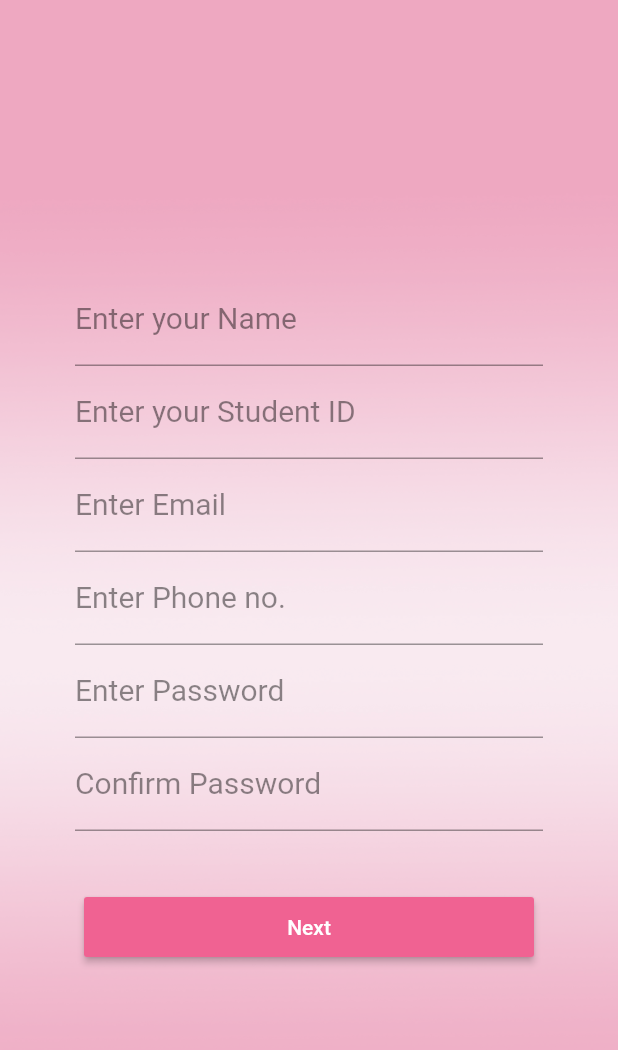
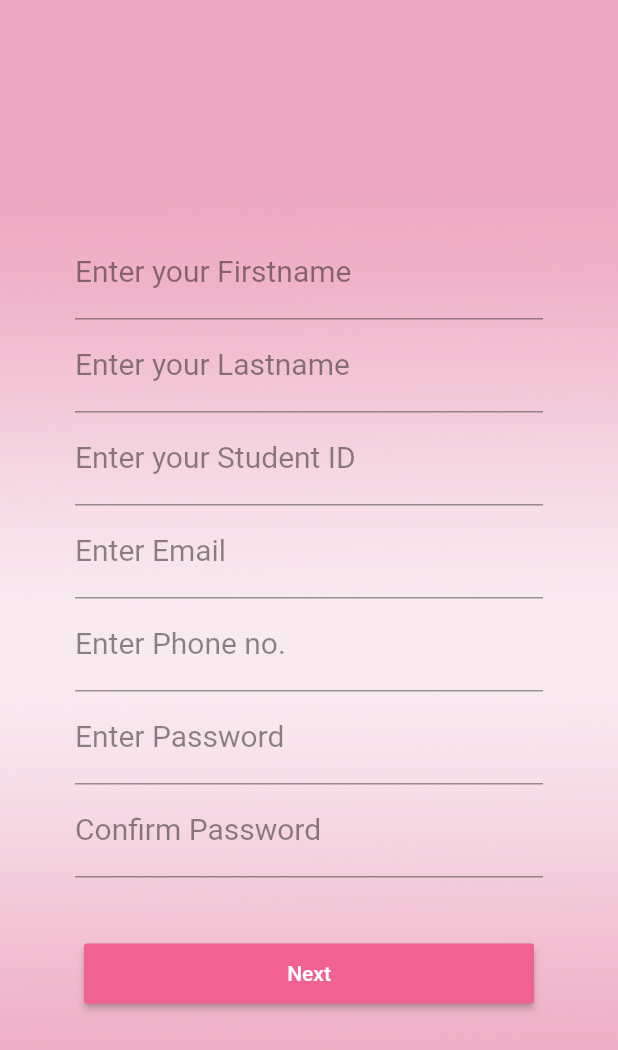
Before and after one commit to top350/backpack_front_final, a Flutter app: the SignupPage screen opened by its route, on a phone screen of 412 x 824 dp. Shown: the top 1050 px of the screen. Run offline on Flutter 3.47's test engine with Material 2 defaults, Android fonts, the phone set to English and light mode, and no system bars; our stand-ins replace datetime_picker_formfield, flutter_rating, shared_preferences; accounts and stored records are empty.

Commit message:
log in part

```diff
--- a/lib/api_provider.dart
+++ b/lib/api_provider.dart
@@ -1,11 +1,11 @@
 import 'package:http/http.dart' as http;
 
-// import 'dart:io';
+import 'dart:io';
 import 'dart:async';
 
 class ApiProvider {
   ApiProvider();
-  String endpoint = "http:/192.168.1.52/3000";
+  String endpoint = "http://192.168.43.40:3000";
   Future<http.Response> doLogin(String username, String password) async {
     String _url = '$endpoint/login';
     var body = {"username": username, "password": password};
--- a/lib/signup.dart
+++ b/lib/signup.dart
@@ -11,7 +11,8 @@ class SignupPageState extends State<SignupPage>
     with SingleTickerProviderStateMixin {
   AnimationController _iconAnimationController;
   Animation<double> _iconAnimation;
-  TextEditingController username = TextEditingController();
+  TextEditingController firstname = TextEditingController();
+  TextEditingController lastname = TextEditingController();
   TextEditingController studentID = TextEditingController();
   TextEditingController email = TextEditingController();
   TextEditingController phoneNo = TextEditingController();
@@ -64,9 +65,16 @@ class SignupPageState extends State<SignupPage>
                         crossAxisAlignment: CrossAxisAlignment.center,
                         children: <Widget>[
                           new TextFormField(
-                            controller: username,
+                            controller: firstname,
                             decoration: new InputDecoration(
-                              labelText: "Enter your Name",
+                              labelText: "Enter your Firstname",
+                            ),
+                            keyboardType: TextInputType.text,
+                          ),
+                          new TextFormField(
+                            controller: lastname,
+                            decoration: new InputDecoration(
+                              labelText: "Enter your Lastname",
                             ),
                             keyboardType: TextInputType.text,
                           ),
@@ -121,7 +129,7 @@ class SignupPageState extends State<SignupPage>
                             onPressed: () {
                               Navigator.of(context).pushNamed("/category");
                               if (password1.text == password2.text) {
-                                print(username.text);
+
                                 print(password1.text);
                                 print(email.text);
                               } else {
--- a/pubspec.yaml
+++ b/pubspec.yaml
@@ -16,6 +16,7 @@ dependencies:
   # The following adds the Cupertino Icons font to your application.
   # Use with the CupertinoIcons class for iOS style icons.
   cupertino_icons: ^0.1.2
+  shared_preferences: ^0.5.2
   flutter_staggered_grid_view: "^0.2.7"
   datetime_picker_formfield: ^0.1.8
   http: ^0.12.0
```
Also changed, not shown: lib/login.dart (+27 -25 lines), 5 other files.
